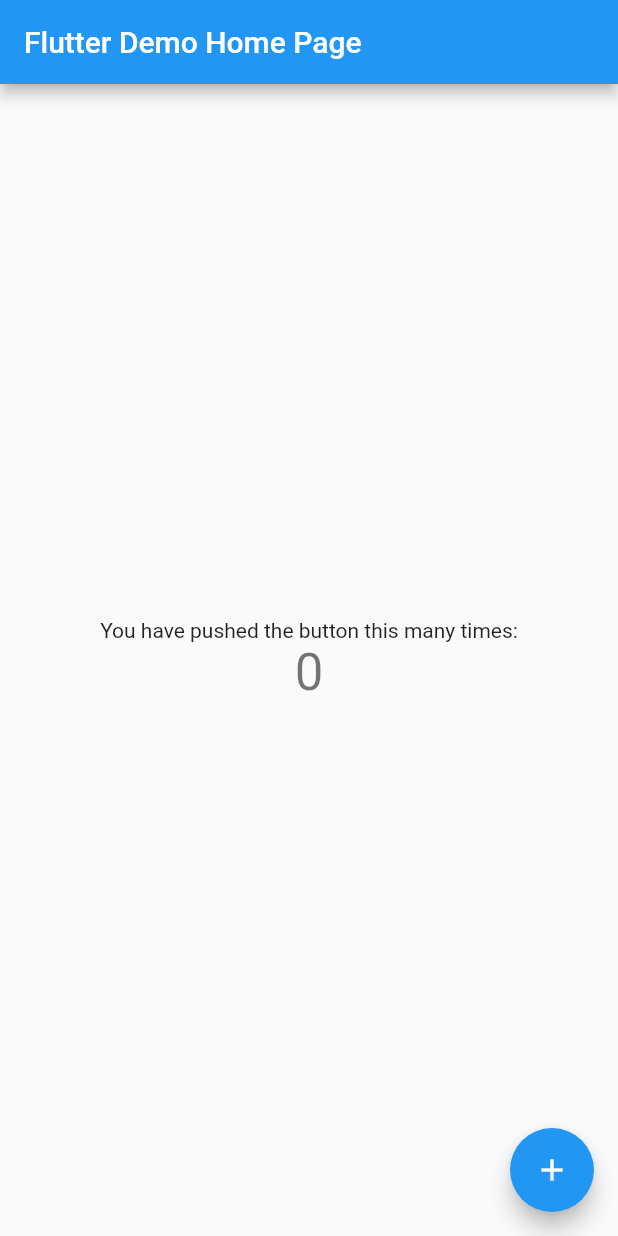
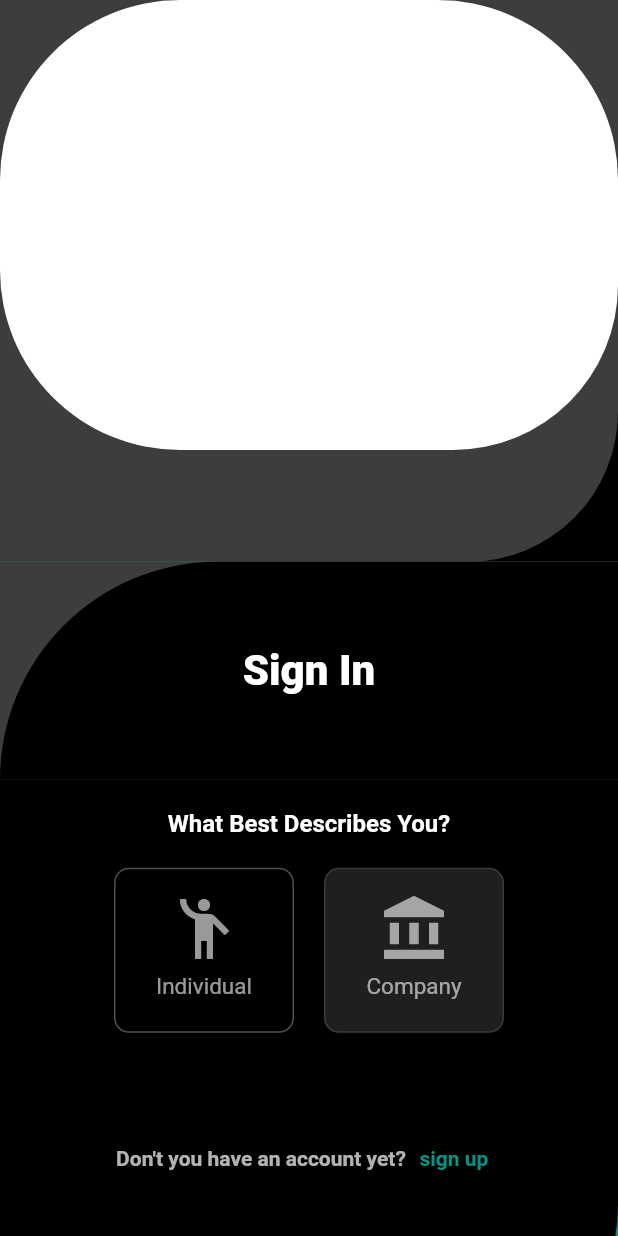
Before and after one commit to seggi/PMC_DEV, a Flutter app: the screen it shows after launch, on a phone screen of 412 x 824 dp. Run offline on Flutter 3.47's test engine with Material 2 defaults, Android fonts, the phone set to English and light mode, and no system bars.

Commit message:
working on login page

```diff
--- a/lib/main.dart
+++ b/lib/main.dart
@@ -1,113 +1,19 @@
 import 'package:flutter/material.dart';
+import 'package:pmc_dev/screens/auth/loginpage.dart';
 
 void main() {
   runApp(MyApp());
 }
 
 class MyApp extends StatelessWidget {
-  // This widget is the root of your application.
   @override
   Widget build(BuildContext context) {
     return MaterialApp(
       title: 'Flutter Demo',
       theme: ThemeData(
-        // This is the theme of your application.
-        //
-        // Try running your application with "flutter run". You'll see the
-        // application has a blue toolbar. Then, without quitting the app, try
-        // changing the primarySwatch below to Colors.green and then invoke
-        // "hot reload" (press "r" in the console where you ran "flutter run",
-        // or simply save your changes to "hot reload" in a Flutter IDE).
-        // Notice that the counter didn't reset back to zero; the application
-        // is not restarted.
         primarySwatch: Colors.blue,
       ),
-      home: MyHomePage(title: 'Flutter Demo Home Page'),
+      home: LoginPage(),
     );
   }
 }
-
-class MyHomePage extends StatefulWidget {
-  MyHomePage({Key? key, required this.title}) : super(key: key);
-
-  // This widget is the home page of your application. It is stateful, meaning
-  // that it has a State object (defined below) that contains fields that affect
-  // how it looks.
-
-  // This class is the configuration for the state. It holds the values (in this
-  // case the title) provided by the parent (in this case the App widget) and
-  // used by the build method of the State. Fields in a Widget subclass are
-  // always marked "final".
-
-  final String title;
-
-  @override
-  _MyHomePageState createState() => _MyHomePageState();
-}
-
-class _MyHomePageState extends State<MyHomePage> {
-  int _counter = 0;
-
-  void _incrementCounter() {
-    setState(() {
-      // This call to setState tells the Flutter framework that something has
-      // changed in this State, which causes it to rerun the build method below
-      // so that the display can reflect the updated values. If we changed
-      // _counter without calling setState(), then the build method would not be
-      // called again, and so nothing would appear to happen.
-      _counter++;
-    });
-  }
-
-  @override
-  Widget build(BuildContext context) {
-    // This method is rerun every time setState is called, for instance as done
-    // by the _incrementCounter method above.
-    //
-    // The Flutter framework has been optimized to make rerunning build methods
-    // fast, so that you can just rebuild anything that needs updating rather
-    // than having to individually change instances of widgets.
-    return Scaffold(
-      appBar: AppBar(
-        // Here we take the value from the MyHomePage object that was created by
-        // the App.build method, and use it to set our appbar title.
-        title: Text(widget.title),
-      ),
-      body: Center(
-        // Center is a layout widget. It takes a single child and positions it
-        // in the middle of the parent.
-        child: Column(
-          // Column is also a layout widget. It takes a list of children and
-          // arranges them vertically. By default, it sizes itself to fit its
-          // children horizontally, and tries to be as tall as its parent.
-          //
-          // Invoke "debug painting" (press "p" in the console, choose the
-          // "Toggle Debug Paint" action from the Flutter Inspector in Android
-          // Studio, or the "Toggle Debug Paint" command in Visual Studio Code)
-          // to see the wireframe for each widget.
-          //
-          // Column has various properties to control how it sizes itself and
-          // how it positions its children. Here we use mainAxisAlignment to
-          // center the children vertically; the main axis here is the vertical
-          // axis because Columns are vertical (the cross axis would be
-          // horizontal).
-          mainAxisAlignment: MainAxisAlignment.center,
-          children: <Widget>[
-            Text(
-              'You have pushed the button this many times:',
-            ),
-            Text(
-              '$_counter',
-              style: Theme.of(context).textTheme.headline4,
-            ),
-          ],
-        ),
-      ),
-      floatingActionButton: FloatingActionButton(
-        onPressed: _incrementCounter,
-        tooltip: 'Increment',
-        child: Icon(Icons.add),
-      ), // This trailing comma makes auto-formatting nicer for build methods.
-    );
-  }
-}
--- /dev/null
+++ b/lib/screens/auth/loginpage.dart
@@ -0,0 +1,155 @@
+import 'package:flutter/material.dart';
+import 'package:flutter/rendering.dart';
+import 'package:pmc_dev/widgets/custom_btn.dart';
+
+class LoginPage extends StatefulWidget {
+  LoginPage({Key? key}) : super(key: key);
+
+  @override
+  _LoginPageState createState() => _LoginPageState();
+}
+
+class _LoginPageState extends State<LoginPage> {
+  @override
+  Widget build(BuildContext context) {
+    return Scaffold(
+      body: SafeArea(
+        child: Container(
+          color: Colors.white24,
+          child: SingleChildScrollView(
+            child: Container(
+              child: Column(children: [
+                Container(
+                  child: Column(
+                    children: [topContent(), bottomContent()],
+                  ),
+                )
+              ]),
+            ),
+          ),
+        ),
+      ),
+    );
+  }
+
+  Widget topContent() {
+    final height = MediaQuery.of(context).size.height;
+    final width = MediaQuery.of(context).size.width;
+    return Container(
+      color: Colors.black,
+      child: Container(
+          // padding: EdgeInsets.all(8),
+          height: height / 2.2,
+          decoration: BoxDecoration(
+            color: Colors.white24,
+            borderRadius: BorderRadius.only(
+              bottomRight: Radius.circular(100),
+            ),
+          ),
+          child: Column(
+            children: [
+              Container(
+                  alignment: Alignment.center,
+                  child: Container(
+                    width: width,
+                    height: 300,
+                    decoration: BoxDecoration(
+                      color: Colors.white,
+                      borderRadius: BorderRadius.only(
+                        bottomRight: Radius.circular(110),
+                        topRight: Radius.circular(120),
+                        topLeft: Radius.circular(120),
+                        bottomLeft: Radius.circular(120),
+                      ),
+                    ),
+                    //
+                  )),
+            ],
+          )),
+    );
+  }
+
+  Widget bottomContent() {
+    final height = MediaQuery.of(context).size.height;
+    final IconData btnIcon = Icons.emoji_people_outlined;
+    final IconData btnIcon1 = Icons.account_balance;
+    final Color btnColor = Colors.black12;
+    final Color btnColor1 = Colors.white12;
+    final Color btnTextColor = Colors.white60;
+    return Container(
+      color: Colors.teal,
+      child: Container(
+        height: height / 1.5,
+        decoration: BoxDecoration(
+          color: Colors.black,
+          borderRadius: BorderRadius.only(
+            bottomRight: Radius.circular(120),
+          ),
+        ),
+        child: Column(
+          children: [
+            Container(
+              color: Colors.white24,
+              child: Container(
+                decoration: BoxDecoration(
+                    color: Colors.black,
+                    borderRadius: BorderRadius.only(
+                      topLeft: Radius.circular(150),
+                    ),
+                    border: Border.all(color: Colors.black)),
+                padding: EdgeInsets.only(top: 55, bottom: 55),
+                alignment: Alignment.bottomCenter,
+                child: Text("Sign In",
+                    style: TextStyle(
+                        fontWeight: FontWeight.w900,
+                        fontSize: 28,
+                        color: Colors.white)),
+              ),
+            ),
+            SizedBox(height: 20),
+            Align(
+              alignment: Alignment.bottomCenter,
+              child: Text("What Best Describes You?",
+                  style: TextStyle(
+                      fontWeight: FontWeight.w600,
+                      fontSize: 16,
+                      color: Colors.white)),
+            ),
+            SizedBox(height: 20),
+            Row(
+              mainAxisAlignment: MainAxisAlignment.center,
+              children: [
+                customBtn(btnIcon, "Individual", btnColor, btnTextColor),
+                SizedBox(width: 20),
+                customBtn1(btnIcon1, "Company", btnColor1, btnTextColor),
+              ],
+            ),
+            SizedBox(
+              height: 20,
+            ),
+            Container(
+              margin: EdgeInsets.only(bottom: 0, top: 40),
+              child: Row(
+                mainAxisAlignment: MainAxisAlignment.center,
+                children: [
+                  Text(
+                    "Don't you have an account yet?",
+                    style: TextStyle(
+                        color: Colors.white70, fontWeight: FontWeight.w600),
+                  ),
+                  TextButton(
+                      onPressed: () {},
+                      child: Text(
+                        "sign up",
+                        style: TextStyle(
+                            color: Colors.teal, fontWeight: FontWeight.w600),
+                      ))
+                ],
+              ),
+            )
+          ],
+        ),
+      ),
+    );
+  }
+}
--- /dev/null
+++ b/lib/widgets/custom_btn.dart
@@ -0,0 +1,65 @@
+import 'package:flutter/material.dart';
+
+Widget customBtn(btnIcon, btnText, btnColor, btnTextColor) {
+  return Container(
+    width: 120,
+    height: 110,
+    padding: EdgeInsets.all(8),
+    decoration: BoxDecoration(
+        color: btnColor,
+        borderRadius: BorderRadius.circular(10.0),
+        border: Border.all(color: Colors.white30)),
+    child: TextButton(
+        onPressed: () {},
+        child: Column(
+          children: [
+            Icon(
+              btnIcon,
+              size: 48,
+              color: Colors.white60,
+            ),
+            SizedBox(
+              height: 5,
+            ),
+            Text(btnText,
+                style: TextStyle(
+                  fontWeight: FontWeight.w400,
+                  fontSize: 15,
+                  color: btnTextColor,
+                ))
+          ],
+        )),
+  );
+}
+
+Widget customBtn1(btnIcon, btnText, btnColor, btnTextColor) {
+  return Container(
+    width: 120,
+    height: 110,
+    padding: EdgeInsets.all(8),
+    decoration: BoxDecoration(
+        color: btnColor,
+        borderRadius: BorderRadius.circular(10.0),
+        border: Border.all(color: Colors.white12)),
+    child: TextButton(
+        onPressed: () {},
+        child: Column(
+          children: [
+            Icon(
+              btnIcon,
+              size: 48,
+              color: Colors.white60,
+            ),
+            SizedBox(
+              height: 5,
+            ),
+            Text(btnText,
+                style: TextStyle(
+                  fontWeight: FontWeight.w400,
+                  fontSize: 15,
+                  color: btnTextColor,
+                ))
+          ],
+        )),
+  );
+}
```
